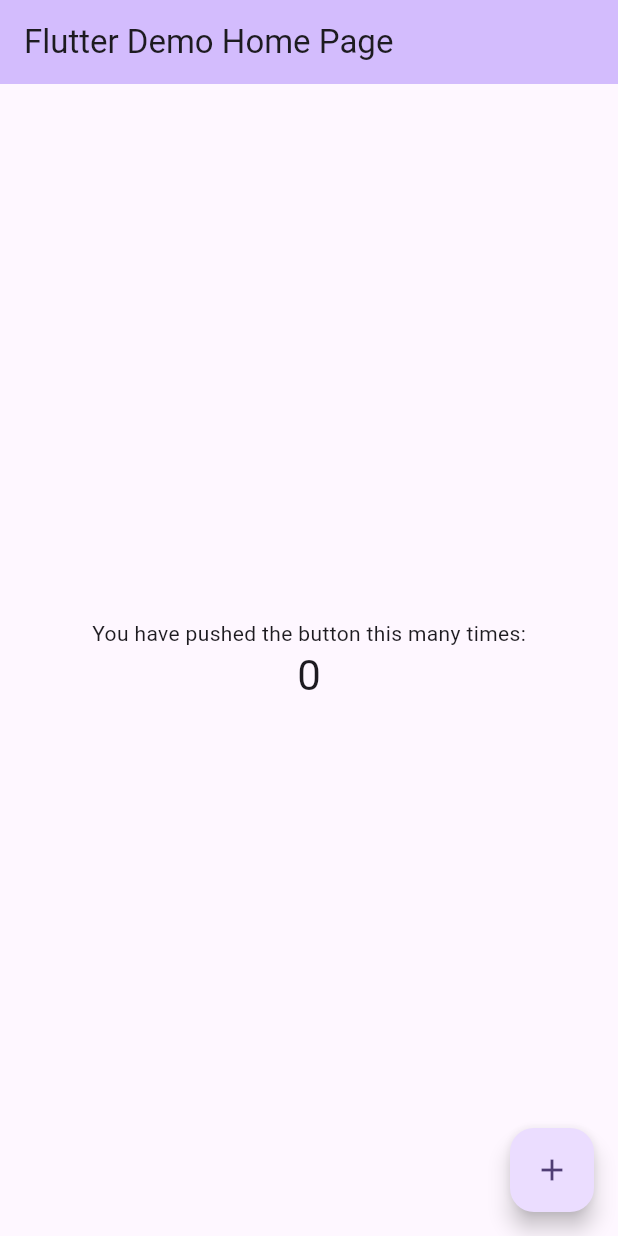
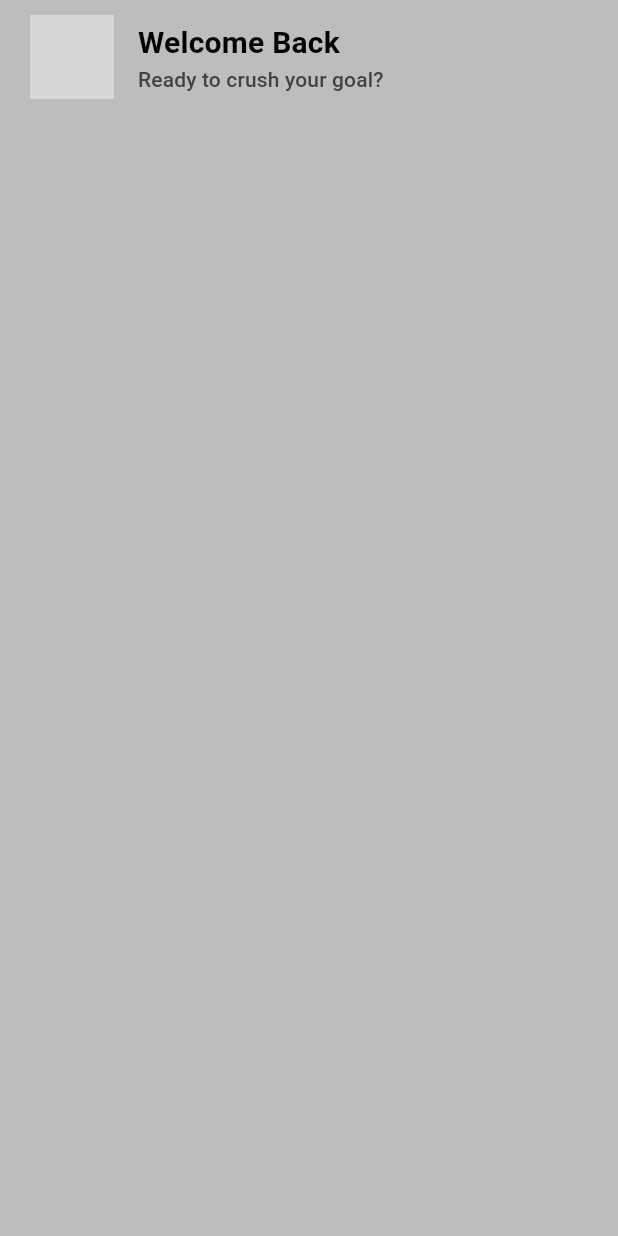
Before and after one commit to Yoshi4489/academic_planner_frontend, a Flutter app: the screen it shows after launch, on a phone screen of 412 x 824 dp. Run offline on Flutter 3.47's test engine with Material 3 defaults, Android fonts, the phone set to English and light mode, and no system bars; our stand-ins replace flutter_riverpod; grey boxes are pictures that could not be loaded.

Commit message:
add home screen, app router, and theme configuration

```diff
--- /dev/null
+++ b/lib/features/home/screens/home.dart
@@ -0,0 +1,37 @@
+import 'package:flutter/material.dart';
+
+class Home extends StatelessWidget {
+  const Home({super.key});
+
+  @override
+  Widget build(BuildContext context) {
+    return Scaffold(
+      backgroundColor: Theme.of(context).colorScheme.surface,
+      appBar: PreferredSize(
+        preferredSize: const Size.fromHeight(80),
+        child: Padding(
+          padding: const EdgeInsets.symmetric(horizontal: 20, vertical: 10),
+          child: AppBar(
+            backgroundColor: Theme.of(context).colorScheme.surface,
+            leading: CircleAvatar(
+              radius: 50,
+              backgroundImage: Image.asset("asset/images/default_user.jpg").image,
+            ),
+            title: Column(
+              crossAxisAlignment: CrossAxisAlignment.start,
+              children: [
+                Text("Welcome Back", style: Theme.of(context).textTheme.titleMedium),
+                Text("Ready to crush your goal?", style: Theme.of(context).textTheme.titleSmall,)
+              ]
+            )
+          ),
+        ),
+      ),
+      body: CustomScrollView(
+        slivers: [
+
+        ],
+      )
+    );
+  }
+}
--- a/lib/main.dart
+++ b/lib/main.dart
@@ -1,122 +1,22 @@
+import 'package:academic_planner_fe/routes/app_router.dart';
 import 'package:flutter/material.dart';
+import 'package:flutter_riverpod/flutter_riverpod.dart';
+import 'package:academic_planner_fe/theme/theme.dart';
 
 void main() {
-  runApp(const MyApp());
+  runApp(ProviderScope(child: MyApp()));
 }
 
 class MyApp extends StatelessWidget {
   const MyApp({super.key});
 
-  // This widget is the root of your application.
   @override
   Widget build(BuildContext context) {
     return MaterialApp(
-      title: 'Flutter Demo',
-      theme: ThemeData(
-        // This is the theme of your application.
-        //
-        // TRY THIS: Try running your application with "flutter run". You'll see
-        // the application has a purple toolbar. Then, without quitting the app,
-        // try changing the seedColor in the colorScheme below to Colors.green
-        // and then invoke "hot reload" (save your changes or press the "hot
-        // reload" button in a Flutter-supported IDE, or press "r" if you used
-        // the command line to start the app).
-        //
-        // Notice that the counter didn't reset back to zero; the application
-        // state is not lost during the reload. To reset the state, use hot
-        // restart instead.
-        //
-        // This works for code too, not just values: Most code changes can be
-        // tested with just a hot reload.
-        colorScheme: .fromSeed(seedColor: Colors.deepPurple),
-      ),
-      home: const MyHomePage(title: 'Flutter Demo Home Page'),
+      title: 'Academic Planner App',
+      theme: lightMode,
+      darkTheme: darkMode,
+      routes: router
     );
   }
 }
-
-class MyHomePage extends StatefulWidget {
-  const MyHomePage({super.key, required this.title});
-
-  // This widget is the home page of your application. It is stateful, meaning
-  // that it has a State object (defined below) that contains fields that affect
-  // how it looks.
-
-  // This class is the configuration for the state. It holds the values (in this
-  // case the title) provided by the parent (in this case the App widget) and
-  // used by the build method of the State. Fields in a Widget subclass are
-  // always marked "final".
-
-  final String title;
-
-  @override
-  State<MyHomePage> createState() => _MyHomePageState();
-}
-
-class _MyHomePageState extends State<MyHomePage> {
-  int _counter = 0;
-
-  void _incrementCounter() {
-    setState(() {
-      // This call to setState tells the Flutter framework that something has
-      // changed in this State, which causes it to rerun the build method below
-      // so that the display can reflect the updated values. If we changed
-      // _counter without calling setState(), then the build method would not be
-      // called again, and so nothing would appear to happen.
-      _counter++;
-    });
-  }
-
-  @override
-  Widget build(BuildContext context) {
-    // This method is rerun every time setState is called, for instance as done
-    // by the _incrementCounter method above.
-    //
-    // The Flutter framework has been optimized to make rerunning build methods
-    // fast, so that you can just rebuild anything that needs updating rather
-    // than having to individually change instances of widgets.
-    return Scaffold(
-      appBar: AppBar(
-        // TRY THIS: Try changing the color here to a specific color (to
-        // Colors.amber, perhaps?) and trigger a hot reload to see the AppBar
-        // change color while the other colors stay the same.
-        backgroundColor: Theme.of(context).colorScheme.inversePrimary,
-        // Here we take the value from the MyHomePage object that was created by
-        // the App.build method, and use it to set our appbar title.
-        title: Text(widget.title),
-      ),
-      body: Center(
-        // Center is a layout widget. It takes a single child and positions it
-        // in the middle of the parent.
-        child: Column(
-          // Column is also a layout widget. It takes a list of children and
-          // arranges them vertically. By default, it sizes itself to fit its
-          // children horizontally, and tries to be as tall as its parent.
-          //
-          // Column has various properties to control how it sizes itself and
-          // how it positions its children. Here we use mainAxisAlignment to
-          // center the children vertically; the main axis here is the vertical
-          // axis because Columns are vertical (the cross axis would be
-          // horizontal).
-          //
-          // TRY THIS: Invoke "debug painting" (choose the "Toggle Debug Paint"
-          // action in the IDE, or press "p" in the console), to see the
-          // wireframe for each widget.
-          mainAxisAlignment: .center,
-          children: [
-            const Text('You have pushed the button this many times:'),
-            Text(
-              '$_counter',
-              style: Theme.of(context).textTheme.headlineMedium,
-            ),
-          ],
-        ),
-      ),
-      floatingActionButton: FloatingActionButton(
-        onPressed: _incrementCounter,
-        tooltip: 'Increment',
-        child: const Icon(Icons.add),
-      ),
-    );
-  }
-}
--- /dev/null
+++ b/lib/routes/app_router.dart
@@ -0,0 +1,5 @@
+import 'package:academic_planner_fe/features/home/screens/home.dart';
+
+final router = {
+  '/': (context) => const Home(),
+};
--- /dev/null
+++ b/lib/theme/theme.dart
@@ -0,0 +1,27 @@
+import 'package:flutter/material.dart';
+
+ThemeData lightMode = ThemeData(
+  brightness: Brightness.light,
+  colorScheme: ColorScheme.light(
+    surface: Colors.grey.shade400,
+    primary: Colors.grey.shade300,
+    secondary: Colors.grey.shade200
+  ),
+  textTheme: TextTheme(
+    titleMedium: TextStyle(fontSize: 20, fontWeight: FontWeight.bold),
+    titleSmall: TextStyle(fontSize: 14, color: Colors.grey.shade800)
+  )
+);
+
+ThemeData darkMode = ThemeData(
+  brightness: Brightness.dark,
+  colorScheme: ColorScheme.dark(
+    surface: Colors.grey.shade900,
+    primary: Colors.grey.shade800,
+    secondary: Colors.grey.shade700
+  ),
+    textTheme: TextTheme(
+        titleMedium: TextStyle(fontSize: 20, fontWeight: FontWeight.bold, color: Colors.white),
+        titleSmall: TextStyle(fontSize: 14, color: Colors.grey.shade400)
+    )
+);
```
